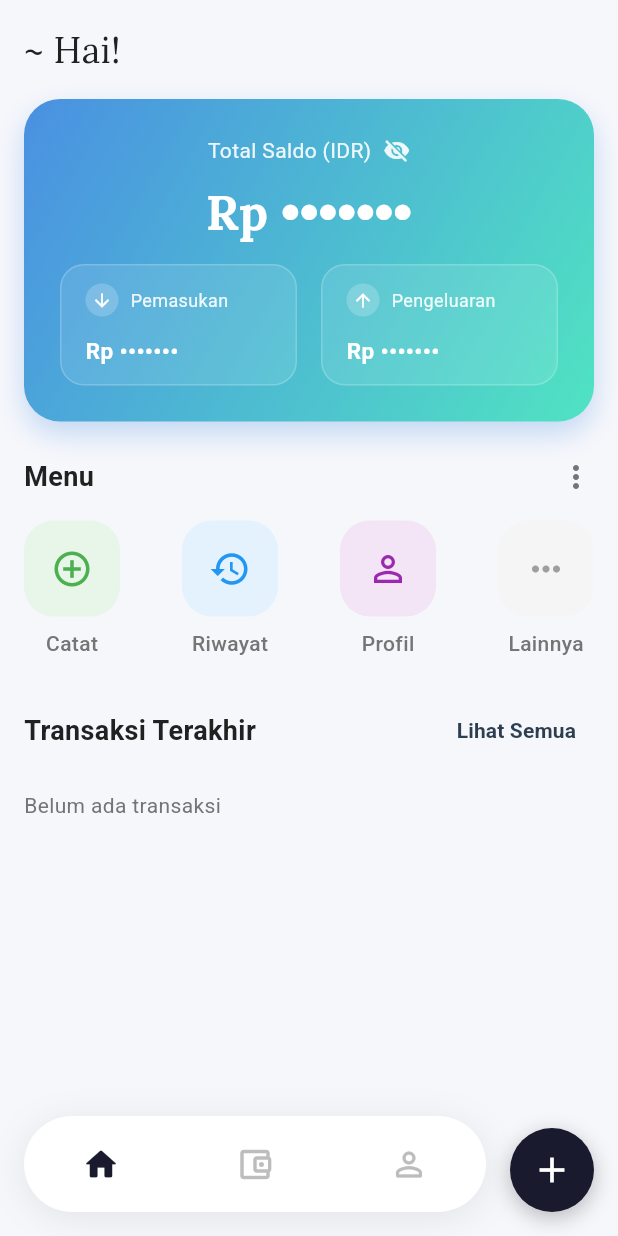
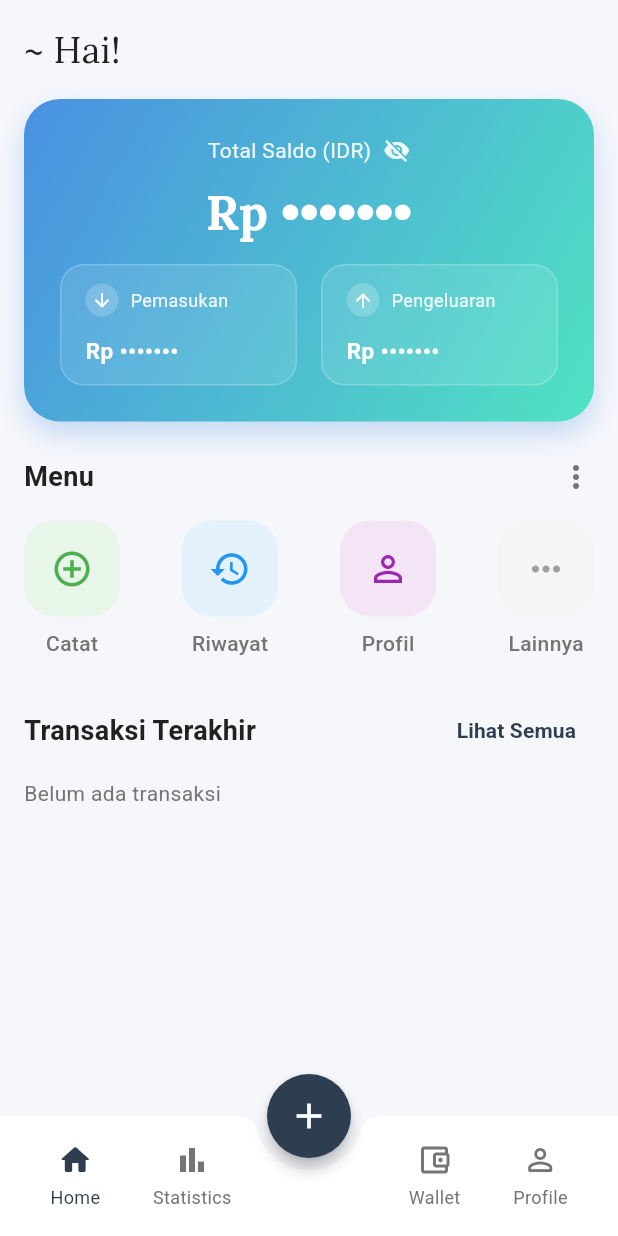
Before and after one commit to VXerys/fluxa_app, a Flutter app: the MainNavigationPage screen opened by its route, after a tap on the "visibility" icon, on a phone screen of 412 x 824 dp. Run offline on Flutter 3.47's test engine with Material 3 defaults, Android fonts, the light colour scheme and no system bars; our stand-ins replace dartz, flutter_dotenv, get, get_storage, shimmer, sqflite and 1 more; accounts and stored records are empty.

Commit message:
feat: Add Statistics and Wallet pages, update navigation structure

```diff
--- a/lib/features/home/presentation/pages/home_page.dart
+++ b/lib/features/home/presentation/pages/home_page.dart
@@ -56,7 +56,7 @@ class HomePage extends GetView<HomeController> {
                   ),
                 ],
               ),
-              const SizedBox(height: AppSpacing.s16),
+              const SizedBox(height: AppSpacing.s8),
               Obx(() => _buildRecentTransactions(controller)),
             ],
           ),
@@ -90,11 +90,11 @@ class HomePage extends GetView<HomeController> {
 
     if (items.isNotEmpty) {
       final firstDate = items.first.date;
-      try {
-        dateHeader = DateFormat('EEEE, d MMM yyyy', 'id_ID').format(firstDate);
-      } catch (_) {
-        dateHeader = DateFormat('EEEE, d MMM yyyy').format(firstDate);
-      }
+      const days = ['Senin', 'Selasa', 'Rabu', 'Kamis', 'Jumat', 'Sabtu', 'Minggu'];
+      const months = ['Januari', 'Februari', 'Maret', 'April', 'Mei', 'Juni', 'Juli', 'Agustus', 'September', 'Oktober', 'November', 'Desember'];
+      final dayName = days[firstDate.weekday - 1];
+      final monthName = months[firstDate.month - 1];
+      dateHeader = '$dayName, ${firstDate.day} $monthName ${firstDate.year}';
 
       double total = 0;
       for(var item in items) {
--- a/lib/features/navigation/presentation/bindings/main_navigation_binding.dart
+++ b/lib/features/navigation/presentation/bindings/main_navigation_binding.dart
@@ -2,7 +2,9 @@ import 'package:get/get.dart';
 
 import '../../../home/presentation/bindings/home_binding.dart';
 import '../../../profile/presentation/bindings/profile_binding.dart';
+import '../../../statistics/presentation/pages/statistics_page.dart';
 import '../../../transaction/presentation/bindings/transaction_binding.dart';
+import '../../../wallet/presentation/pages/wallet_page.dart';
 import '../controllers/main_navigation_controller.dart';
 
 class MainNavigationBinding extends Bindings {
--- a/lib/features/navigation/presentation/pages/main_navigation_page.dart
+++ b/lib/features/navigation/presentation/pages/main_navigation_page.dart
@@ -1,10 +1,13 @@
 import 'package:flutter/material.dart';
 import 'package:get/get.dart';
 
+import '../../../../core/constants/app_colors.dart';
+import '../../../../core/constants/app_text_styles.dart';
 import '../../../../core/routes/app_routes.dart';
 import '../../../home/presentation/pages/home_page.dart';
 import '../../../profile/presentation/pages/profile_page.dart';
-import '../../../transaction/presentation/pages/transaction_list_page.dart';
+import '../../../statistics/presentation/pages/statistics_page.dart';
+import '../../../wallet/presentation/pages/wallet_page.dart';
 import '../controllers/main_navigation_controller.dart';
 
 class MainNavigationPage extends GetView<MainNavigationController> {
@@ -13,85 +16,71 @@ class MainNavigationPage extends GetView<MainNavigationController> {
   @override
   Widget build(BuildContext context) {
     return Scaffold(
+      extendBody: true,
       body: SafeArea(
+        bottom: false,
         child: Obx(
           () => IndexedStack(
             index: controller.currentIndex,
-            children: const [HomePage(), TransactionListPage(), ProfilePage()],
-          ),
-        ),
-      ),
-      bottomNavigationBar: SafeArea(
-        child: SizedBox(
-          height: 88,
-          child: Stack(
-            children: [
-              Positioned(left: 16, right: 88, bottom: 16, child: _buildPillNav()),
-              Positioned(right: 16, bottom: 16, child: _buildFAB()),
+            children: const [
+              HomePage(),
+              StatisticsPage(),
+              WalletPage(),
+              ProfilePage(),
             ],
           ),
         ),
       ),
-    );
-  }
-
-  Widget _buildPillNav() {
-    return Container(
+      floatingActionButton: FloatingActionButton(
+        onPressed: () => Get.toNamed(Routes.addTransaction),
+        backgroundColor: AppColors.primary,
+        elevation: 4,
+        shape: const CircleBorder(),
+        child: const Icon(Icons.add, color: Colors.white, size: 28),
+      ),
+      floatingActionButtonLocation: FloatingActionButtonLocation.centerDocked,
+      bottomNavigationBar: BottomAppBar(
+        color: AppColors.surface,
+        shape: const CircularNotchedRectangle(),
+        notchMargin: 8.0,
+        elevation: 20,
+        child: SizedBox(
           height: 64,
-      decoration: BoxDecoration(
-        color: Colors.white,
-        borderRadius: BorderRadius.circular(32),
-        boxShadow: [
-          BoxShadow(
-            color: Colors.black.withOpacity(0.08),
-            blurRadius: 20,
-            offset: const Offset(0, 4),
-          ),
-        ],
-      ),
           child: Row(
+            mainAxisAlignment: MainAxisAlignment.spaceAround,
             children: [
               _NavItem(
                 icon: Icons.home_rounded,
                 outlinedIcon: Icons.home_outlined,
+                label: 'Home',
                 index: 0,
                 controller: controller,
               ),
               _NavItem(
+                icon: Icons.analytics_rounded,
+                outlinedIcon: Icons.bar_chart_outlined,
+                label: 'Statistics',
+                index: 1,
+                controller: controller,
+              ),
+              const SizedBox(width: 48), // Space for FAB
+              _NavItem(
                 icon: Icons.account_balance_wallet_rounded,
                 outlinedIcon: Icons.account_balance_wallet_outlined,
-            index: 1,
+                label: 'Wallet',
+                index: 2,
                 controller: controller,
               ),
               _NavItem(
                 icon: Icons.person_rounded,
                 outlinedIcon: Icons.person_outline_rounded,
-            index: 2,
+                label: 'Profile',
+                index: 3,
                 controller: controller,
               ),
             ],
           ),
-    );
-  }
-
-  Widget _buildFAB() {
-    return GestureDetector(
-      onTap: () => Get.toNamed(Routes.addTransaction),
-      child: Container(
-        width: 56,
-        height: 56,
-        decoration: BoxDecoration(
-          color: const Color(0xFF1A1A2E),
-          shape: BoxShape.circle,
-          boxShadow: [
-            BoxShadow(
-              color: Colors.black.withOpacity(0.25),
-              blurRadius: 12,
-              offset: const Offset(0, 4),
         ),
-          ],
-        ),
-        child: const Icon(Icons.add, color: Colors.white, size: 28),
       ),
     );
   }
@@ -100,6 +89,7 @@ class MainNavigationPage extends GetView<MainNavigationController> {
 class _NavItem extends StatelessWidget {
   final IconData icon;
   final IconData outlinedIcon;
+  final String label;
   final int index;
   final MainNavigationController controller;
   final bool disabled;
@@ -107,6 +97,7 @@ class _NavItem extends StatelessWidget {
   const _NavItem({
     required this.icon,
     required this.outlinedIcon,
+    required this.label,
     required this.index,
     required this.controller,
     this.disabled = false,
@@ -114,32 +105,34 @@ class _NavItem extends StatelessWidget {
 
   @override
   Widget build(BuildContext context) {
-    return Expanded(
-      child: GestureDetector(
+    return GestureDetector(
       onTap: disabled ? null : () => controller.changeTab(index),
       behavior: HitTestBehavior.opaque,
-        child: Center(
-          child: Column(
-            mainAxisSize: MainAxisSize.min,
-            children: [
-              Obx(() {
+      child: Obx(() {
         final isActive = controller.currentIndex == index;
         final color = disabled
-                    ? const Color(0xFFE0E0E0)
+            ? AppColors.neutral
             : isActive
-                    ? const Color(0xFF1A1A2E)
-                    : const Color(0xFFBDBDBD);
+                ? AppColors.primary
+                : AppColors.textSecondary;
 
-                return Icon(
+        return Column(
+          mainAxisSize: MainAxisSize.min,
+          mainAxisAlignment: MainAxisAlignment.center,
+          children: [
+            Icon(
               isActive ? icon : outlinedIcon,
               color: color,
-                  size: 26,
+              size: 24,
+            ),
+            const SizedBox(height: 4),
+            Text(
+              label,
+              style: AppTextStyles.roboto12w400.copyWith(color: color),
+            ),
+          ],
         );
       }),
-            ],
-          ),
-        ),
-      ),
     );
   }
 }
--- /dev/null
+++ b/lib/features/statistics/presentation/pages/statistics_page.dart
@@ -0,0 +1,42 @@
+import 'package:flutter/material.dart';
+
+import '../../../../core/constants/app_colors.dart';
+import '../../../../core/constants/app_spacing.dart';
+import '../../../../core/constants/app_text_styles.dart';
+
+class StatisticsPage extends StatelessWidget {
+  const StatisticsPage({super.key});
+
+  @override
+  Widget build(BuildContext context) {
+    return Scaffold(
+      backgroundColor: AppColors.background,
+      body: Center(
+        child: Column(
+          mainAxisAlignment: MainAxisAlignment.center,
+          children: [
+            const Icon(
+              Icons.analytics_rounded,
+              size: 64,
+              color: AppColors.neutral,
+            ),
+            const SizedBox(height: AppSpacing.s24),
+            Text(
+              'Segera Hadir 📊',
+              style: AppTextStyles.lora24w400.copyWith(
+                color: AppColors.textSecondary,
+              ),
+            ),
+            const SizedBox(height: AppSpacing.s16),
+            Text(
+              'Fitur statistik sedang dalam pengembangan',
+              style: AppTextStyles.roboto16w400.copyWith(
+                color: AppColors.neutral,
+              ),
+            ),
+          ],
+        ),
+      ),
+    );
+  }
+}
--- /dev/null
+++ b/lib/features/wallet/presentation/pages/wallet_page.dart
@@ -0,0 +1,42 @@
+import 'package:flutter/material.dart';
+
+import '../../../../core/constants/app_colors.dart';
+import '../../../../core/constants/app_spacing.dart';
+import '../../../../core/constants/app_text_styles.dart';
+
+class WalletPage extends StatelessWidget {
+  const WalletPage({super.key});
+
+  @override
+  Widget build(BuildContext context) {
+    return Scaffold(
+      backgroundColor: AppColors.background,
+      body: Center(
+        child: Column(
+          mainAxisAlignment: MainAxisAlignment.center,
+          children: [
+            const Icon(
+              Icons.account_balance_wallet_rounded,
+              size: 64,
+              color: AppColors.neutral,
+            ),
+            const SizedBox(height: AppSpacing.s24),
+            Text(
+              'Segera Hadir 👛',
+              style: AppTextStyles.lora24w400.copyWith(
+                color: AppColors.textSecondary,
+              ),
+            ),
+            const SizedBox(height: AppSpacing.s16),
+            Text(
+              'Fitur dompet sedang dalam pengembangan',
+              style: AppTextStyles.roboto16w400.copyWith(
+                color: AppColors.neutral,
+              ),
+            ),
+          ],
+        ),
+      ),
+    );
+  }
+}
```
Lines whose indentation alone changed are shown as unchanged.
